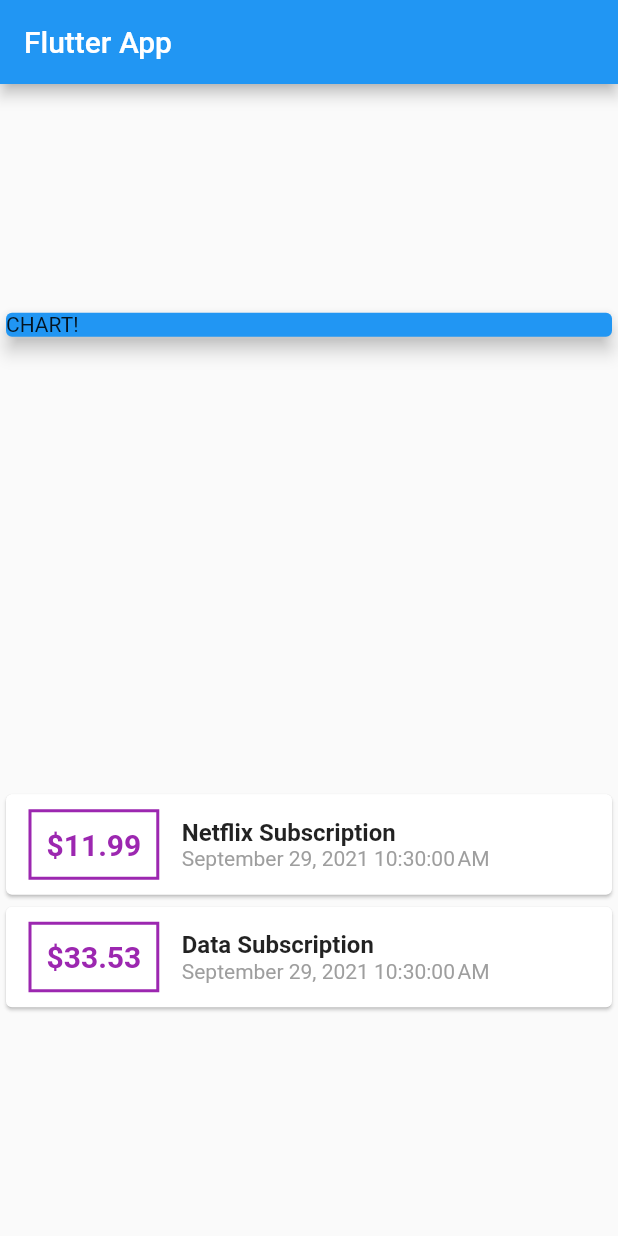
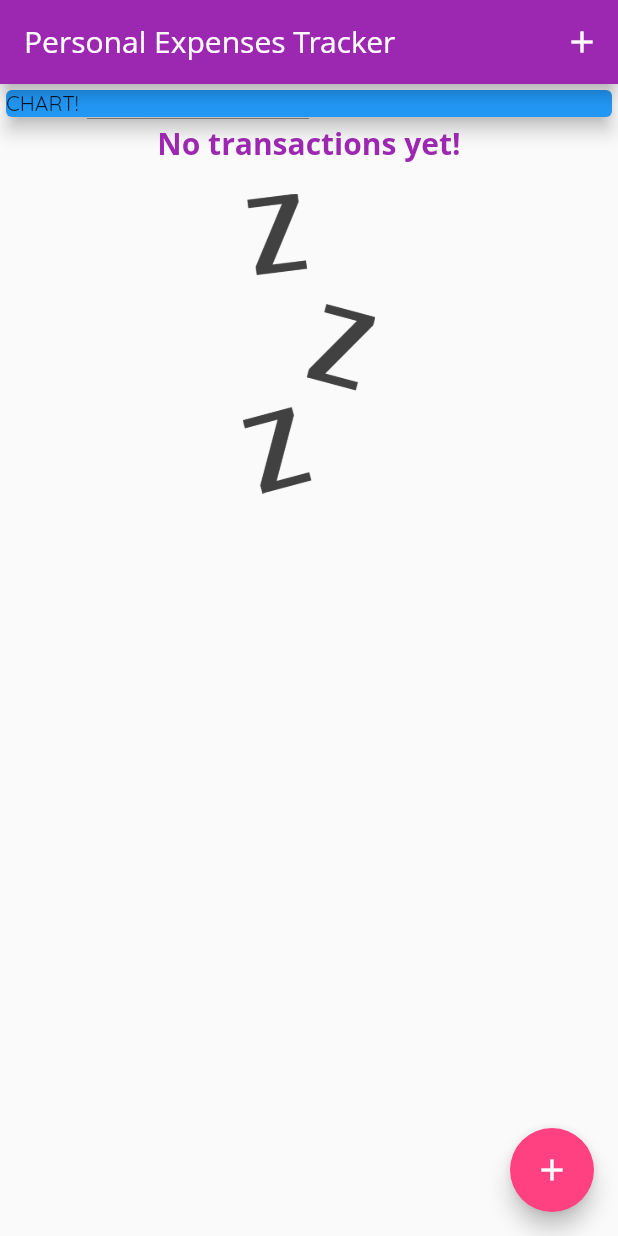
Before and after one commit to daoxve/Tranzac, a Flutter app: the screen it shows after launch, on a phone screen of 412 x 824 dp. Run offline on Flutter 3.47's test engine with Material 2 defaults, Android fonts, the phone set to English and light mode, and no system bars; Roboto replaces fonts that are missing (Open Sans).

Commit message:
Git commit

```diff
--- a/lib/main.dart
+++ b/lib/main.dart
@@ -1,9 +1,8 @@
-import 'dart:ui';
+import 'package:flutter/material.dart';
 
-import 'package:flutter/material.dart';
-import 'package:intl/intl.dart';
-
-import './transaction.dart';
+import './widgets/new_transaction.dart';
+import './widgets/transaction_list.dart';
+import './models/transaction.dart';
 
 void main() => runApp(ExpensesApp());
 
@@ -11,40 +10,90 @@ class ExpensesApp extends StatelessWidget {
   @override
   Widget build(BuildContext context) {
     return MaterialApp(
-      title: 'Flutter App',
+      title: 'Personal Expenses Tracker',
+      theme: ThemeData(
+        primarySwatch: Colors.purple,
+        accentColor: Colors.pinkAccent,
+        fontFamily: 'Quicksand',
+      ),
       home: MyHomePage(),
     );
   }
 }
 
-class MyHomePage extends StatelessWidget {
-  final List<Transaction> transactions = [
-    Transaction(
-      id: 't1',
-      title: 'Netflix Subscription',
-      amount: 11.99,
+class MyHomePage extends StatefulWidget {
+  // String titleInput;
+  // String amountInput;
+  @override
+  State<MyHomePage> createState() => _MyHomePageState();
+}
+
+class _MyHomePageState extends State<MyHomePage> {
+  final List<Transaction> _userTransactions = [
+    // Transaction(
+    //   id: 't1',
+    //   title: 'Netflix Subscription',
+    //   amount: 11.99,
+    //   date: DateTime.now(),
+    // ),
+    // Transaction(
+    //   id: 't2',
+    //   title: 'Data Subscription',
+    //   amount: 10.53,
+    //   date: DateTime.now(),
+    // ),
+  ];
+
+  void _addNewTransaction(String txTitle, double txAmount) {
+    final newTx = Transaction(
+      title: txTitle,
+      amount: txAmount,
       date: DateTime.now(),
-    ),
-    Transaction(
-      id: 't2',
-      title: 'Data Subscription',
-      amount: 33.53,
-      date: DateTime.now(),
-    )
-  ];
+      id: DateTime.now().toString(),
+    );
+
+    setState(() {
+      _userTransactions.add(newTx);
+    });
+  }
+
+  void _startAddNewTransaction(BuildContext ctx) {
+    showModalBottomSheet(
+      context: ctx,
+      builder: (bCtx) {
+        return GestureDetector(
+          onTap: () {},
+          child: NewTransaction(_addNewTransaction),
+          behavior: HitTestBehavior.opaque,
+        );
+      },
+    );
+  }
 
   @override
   Widget build(BuildContext context) {
     return Scaffold(
       appBar: AppBar(
-        title: const Text('Flutter App'),
+        title: const Text(
+          'Personal Expenses Tracker',
+          style: TextStyle(fontFamily: 'Open Sans'),
         ),
-      body: Column(
-        mainAxisAlignment: MainAxisAlignment.spaceAround,
+        actions: [
+          IconButton(
+            onPressed: () => _startAddNewTransaction(context),
+            icon: Icon(
+              Icons.add,
+            ),
+          ),
+        ],
+      ),
+      body: SingleChildScrollView(
+        child: Column(
+          // mainAxisAlignment: MainAxisAlignment.start,
           crossAxisAlignment: CrossAxisAlignment.stretch,
           children: [
-          // Replaced Container with a SizedBox constant
-          const SizedBox(
+            // TODO: Replace Container with const SizedBox
+            Container(
               width: double.infinity,
               child: Card(
                 color: Colors.blue,
@@ -52,57 +101,13 @@ class MyHomePage extends StatelessWidget {
                 elevation: 5,
               ),
             ),
-          Column(
-            children: transactions.map((tx) {
-              return Card(
-                child: Row(
-                  children: [
-                    Container(
-                      margin: const EdgeInsets.symmetric(
-                        vertical: 10,
-                        horizontal: 15,
-                      ),
-                      decoration: BoxDecoration(
-                        border: Border.all(
-                          color: Colors.purple,
-                          width: 2,
+            TransactionList(_userTransactions),
+          ],
         ),
       ),
-                      padding: const EdgeInsets.all(10),
-                      child: Text(
-                        '\$${tx.amount}',
-                        style: const TextStyle(
-                          fontWeight: FontWeight.bold,
-                          fontSize: 20,
-                          color: Colors.purple,
-                        ),
-                      ),
-                    ),
-                    Column(
-                      crossAxisAlignment: CrossAxisAlignment.start,
-                      children: [
-                        Text(
-                          tx.title,
-                          style: const TextStyle(
-                            fontSize: 16,
-                            fontWeight: FontWeight.bold,
-                          ),
-                        ),
-                        Text(
-                          DateFormat().format(tx.date),
-                          // Uses the intl dependency in pubspec.yaml
-                          style: const TextStyle(
-                            color: Colors.grey,
-                          ),
-                        ),
-                      ],
-                    )
-                  ],
-                ),
-              );
-            }).toList(),
-          )
-        ],
+      floatingActionButton: FloatingActionButton(
+        child: Icon(Icons.add),
+        onPressed: () => _startAddNewTransaction(context),
       ),
     );
   }
--- a/lib/transaction.dart
+++ b/lib/models/transaction.dart
@@ -1,8 +1,3 @@
-import 'package:flutter/foundation.dart';
-// Was used to add @required keyword functionality
-// As of Flutter 2, this import was no longer needed
-// Foundation.dart was left here for reference purposes
-
 class Transaction {
   final String id;
   final String title;
--- /dev/null
+++ b/lib/widgets/transaction_list.dart
@@ -0,0 +1,92 @@
+import 'package:flutter/material.dart';
+import 'package:intl/intl.dart';
+
+import '../models/transaction.dart';
+
+class TransactionList extends StatelessWidget {
+  final List<Transaction> transactions;
+
+  TransactionList(this.transactions);
+
+  @override
+  Widget build(BuildContext context) {
+    return Container(
+      height: 300,
+      child: transactions.isEmpty
+          ? Column(
+              children: [
+                Text(
+                  'No transactions yet!',
+                  style: TextStyle(
+                    fontFamily: 'OpenSans',
+                    fontSize: 20,
+                    fontWeight: FontWeight.bold,
+                    color: Theme.of(context).primaryColor,
+                  ),
+                ),
+                SizedBox(
+                  height: 20,
+                ),
+                Container(
+                  height: 200,
+                  child: Image.asset(
+                    'assets/images/waiting.png',
+                    fit: BoxFit.cover,
+                  ),
+                ),
+              ],
+            )
+          : ListView.builder(
+              itemBuilder: (ctx, index) {
+                return Card(
+                  child: Row(
+                    children: <Widget>[
+                      Container(
+                        margin: EdgeInsets.symmetric(
+                          vertical: 10,
+                          horizontal: 15,
+                        ),
+                        decoration: BoxDecoration(
+                          border: Border.all(
+                            color: Theme.of(context).primaryColor,
+                            width: 2,
+                          ),
+                        ),
+                        padding: EdgeInsets.all(10),
+                        child: Text(
+                          '\$${transactions[index].amount.toStringAsFixed(2)}',
+                          style: TextStyle(
+                            fontWeight: FontWeight.bold,
+                            fontSize: 20,
+                            color: Theme.of(context).primaryColor,
+                          ),
+                        ),
+                      ),
+                      Column(
+                        crossAxisAlignment: CrossAxisAlignment.start,
+                        children: <Widget>[
+                          Text(
+                            transactions[index].title,
+                            style: TextStyle(
+                              fontSize: 16,
+                              fontWeight: FontWeight.bold,
+                            ),
+                          ),
+                          Text(
+                            DateFormat.yMMMEd()
+                                .format(transactions[index].date),
+                            style: TextStyle(
+                              color: Colors.grey,
+                            ),
+                          ),
+                        ],
+                      ),
+                    ],
+                  ),
+                );
+              },
+              itemCount: transactions.length,
+            ),
+    );
+  }
+}
```
Also changed, not shown: lib/widgets/new_transaction.dart (added, +67 -0 lines), pubspec.yaml (+20 -13 lines), assets/fonts/OpenSans-Bold.ttf (added), assets/fonts/OpenSans-Regular.ttf (added), assets/fonts/Quicksand-Bold.ttf (added), assets/fonts/Quicksand-Light.ttf (added), assets/fonts/Quicksand-Medium.ttf (added), assets/fonts/Quicksand-Regular.ttf (added), assets/images/waiting.png (added), 1 other file. Lines whose indentation alone changed are shown as unchanged.
